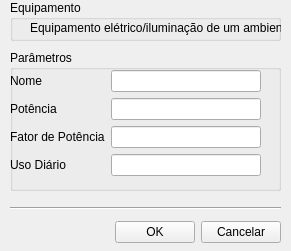
The window that simuload/user_interface/original_design/novo_equipamento.ui (jpcairesf/simuload) describes before a commit, drawn with Qt 5.
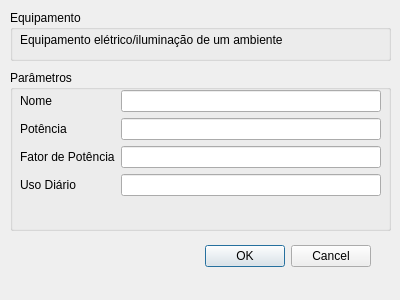
The same window after the commit.

Diff of the .ui file:
```diff
--- a/simuload/user_interface/original_design/novo_equipamento.ui
+++ b/simuload/user_interface/original_design/novo_equipamento.ui
@@ -1,37 +1,53 @@
 <?xml version="1.0" encoding="UTF-8"?>
 <ui version="4.0">
  <class>NovoEquipamento</class>
- <widget class="QWidget" name="NovoEquipamento">
+ <widget class="QDialog" name="NovoEquipamento">
   <property name="geometry">
    <rect>
     <x>0</x>
     <y>0</y>
-    <width>291</width>
-    <height>251</height>
+    <width>400</width>
+    <height>300</height>
    </rect>
   </property>
   <property name="windowTitle">
    <string>Novo Equipamento</string>
   </property>
-  <widget class="QGroupBox" name="groupBox">
+  <widget class="QDialogButtonBox" name="buttonBox">
+   <property name="geometry">
+    <rect>
+     <x>30</x>
+     <y>240</y>
+     <width>341</width>
+     <height>32</height>
+    </rect>
+   </property>
+   <property name="orientation">
+    <enum>Qt::Horizontal</enum>
+   </property>
+   <property name="standardButtons">
+    <set>QDialogButtonBox::Cancel|QDialogButtonBox::Ok</set>
+   </property>
+  </widget>
+  <widget class="QGroupBox" name="descEquip">
    <property name="geometry">
     <rect>
      <x>10</x>
-     <y>0</y>
-     <width>271</width>
-     <height>41</height>
+     <y>10</y>
+     <width>381</width>
+     <height>51</height>
     </rect>
    </property>
    <property name="title">
     <string>Equipamento</string>
    </property>
-   <widget class="QLabel" name="label_5">
+   <widget class="QLabel" name="label">
     <property name="geometry">
      <rect>
-      <x>20</x>
+      <x>10</x>
       <y>20</y>
-      <width>251</width>
-      <height>16</height>
+      <width>361</width>
+      <height>20</height>
      </rect>
     </property>
     <property name="text">
@@ -39,30 +55,30 @@
     </property>
    </widget>
   </widget>
-  <widget class="QGroupBox" name="groupBox_2">
+  <widget class="QGroupBox" name="groupBox">
    <property name="geometry">
     <rect>
      <x>10</x>
-     <y>50</y>
-     <width>271</width>
-     <height>141</height>
+     <y>70</y>
+     <width>381</width>
+     <height>161</height>
     </rect>
    </property>
    <property name="title">
     <string>Parâmetros</string>
    </property>
-   <widget class="QWidget" name="formLayoutWidget">
+   <widget class="QWidget" name="formLayoutWidget_3">
     <property name="geometry">
      <rect>
-      <x>0</x>
+      <x>10</x>
       <y>20</y>
-      <width>251</width>
-      <height>116</height>
+      <width>361</width>
+      <height>119</height>
      </rect>
     </property>
     <layout class="QFormLayout" name="formLayout">
      <item row="0" column="0">
-      <widget class="QLabel" name="label">
+      <widget class="QLabel" name="nome_label">
        <property name="text">
         <string>Nome</string>
        </property>
@@ -104,58 +120,6 @@
     </layout>
    </widget>
   </widget>
-  <widget class="Line" name="line">
-   <property name="geometry">
-    <rect>
-     <x>10</x>
-     <y>200</y>
-     <width>271</width>
-     <height>16</height>
-    </rect>
-   </property>
-   <property name="orientation">
-    <enum>Qt::Horizontal</enum>
-   </property>
-  </widget>
-  <widget class="QWidget" name="horizontalLayoutWidget">
-   <property name="geometry">
-    <rect>
-     <x>20</x>
-     <y>220</y>
-     <width>261</width>
-     <height>25</height>
-    </rect>
-   </property>
-   <layout class="QHBoxLayout" name="horizontalLayout">
-    <item>
-     <spacer name="horizontalSpacer">
-      <property name="orientation">
-       <enum>Qt::Horizontal</enum>
-      </property>
-      <property name="sizeHint" stdset="0">
-       <size>
-        <width>40</width>
-        <height>20</height>
-       </size>
-      </property>
-     </spacer>
-    </item>
-    <item>
-     <widget class="QPushButton" name="criarEquipamento">
-      <property name="text">
-       <string>OK</string>
-      </property>
-     </widget>
-    </item>
-    <item>
-     <widget class="QPushButton" name="cancelarEquipamento">
-      <property name="text">
-       <string>Cancelar</string>
-      </property>
-     </widget>
-    </item>
-   </layout>
-  </widget>
  </widget>
  <resources/>
  <connections/>
```
Left out of the diff: 51 changed lines with no effect on the pictures.
